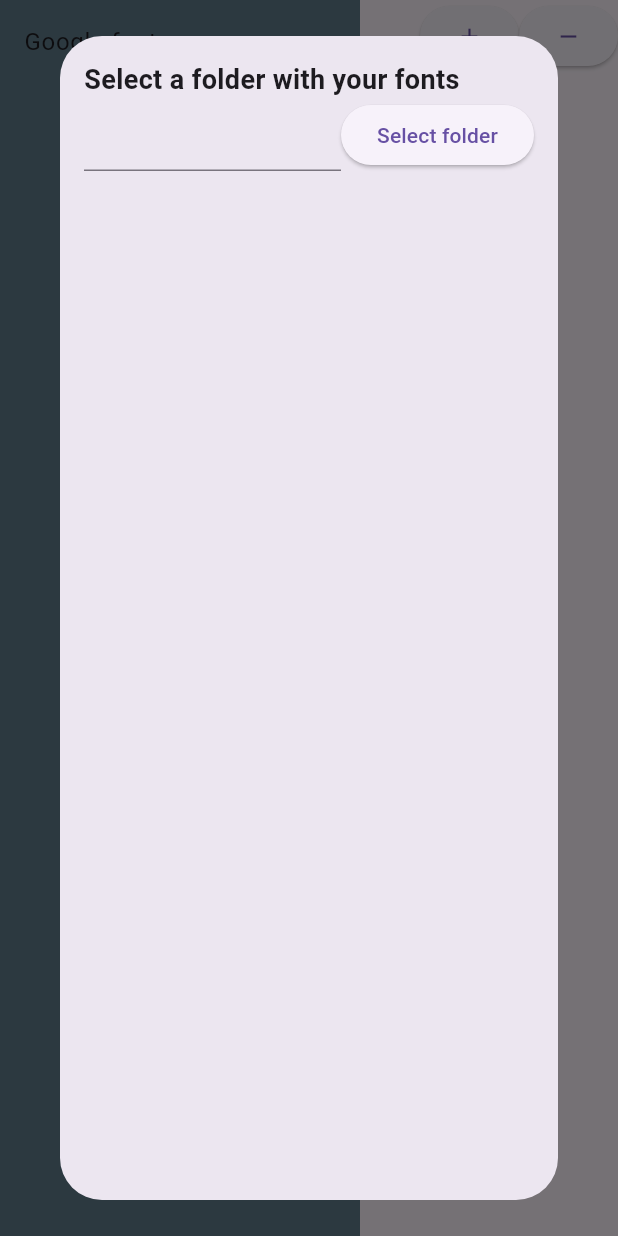
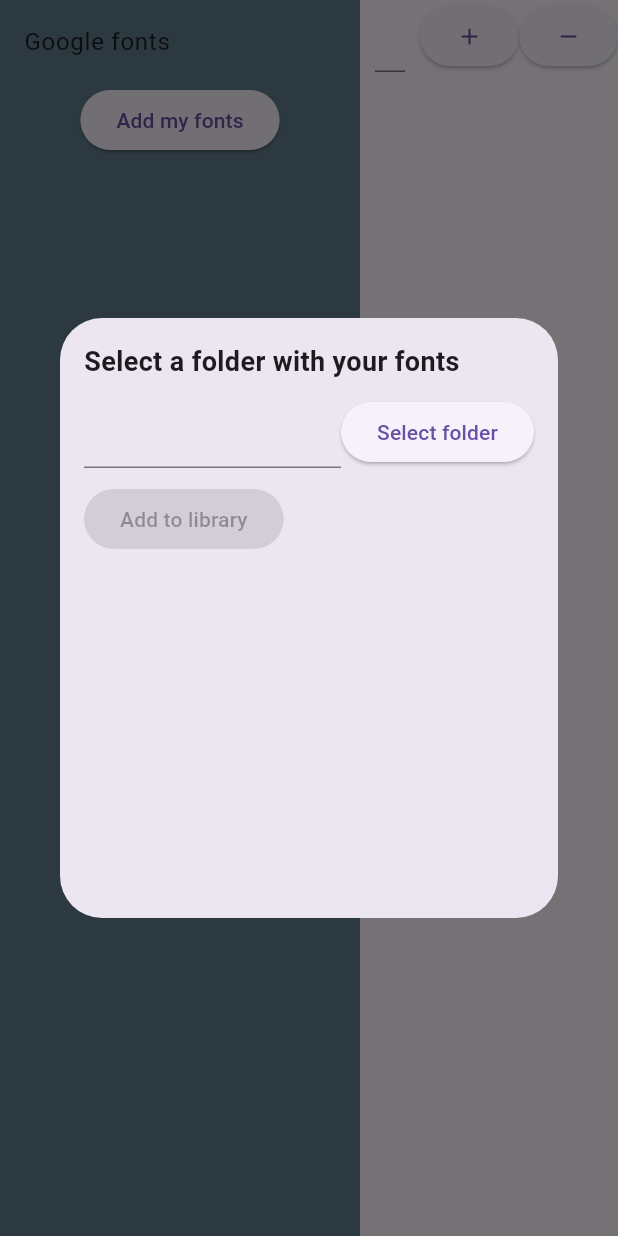
Before and after one commit to lohanidamodar/font_previewer, a Flutter app: the screen it shows after launch, after a tap on "Add my fonts", on a phone screen of 412 x 824 dp. Run offline on Flutter 3.47's test engine with Material 3 defaults, Android fonts, the phone set to English and light mode, and no system bars; our stand-ins replace file_picker, google_fonts, shared_preferences.

Commit message:
add and display local fonts

```diff
--- /dev/null
+++ b/lib/models/font_family.dart
@@ -0,0 +1,11 @@
+class FontFamily {
+  final String name;
+  final String path;
+  final bool isLocal;
+
+  FontFamily({
+    required this.name,
+    required this.path,
+    this.isLocal = true,
+  });
+}
--- a/lib/widgets/font_picker_dialog.dart
+++ b/lib/widgets/font_picker_dialog.dart
@@ -1,7 +1,10 @@
+import 'dart:convert';
 import 'dart:io';
 
 import 'package:flutter/material.dart';
 import 'package:file_picker/file_picker.dart';
+import 'package:path/path.dart' as p;
+import 'package:shared_preferences/shared_preferences.dart';
 
 class FontPickerDialog extends StatefulWidget {
   const FontPickerDialog({super.key});
@@ -12,6 +15,8 @@ class FontPickerDialog extends StatefulWidget {
 
 class _FontPickerDialogState extends State<FontPickerDialog> {
   late TextEditingController _controller;
+  String name = '';
+  List<String> fontFiles = [];
   @override
   void initState() {
     super.initState();
@@ -22,15 +27,39 @@ class _FontPickerDialogState extends State<FontPickerDialog> {
     final selectedDirectory = await FilePicker.platform
         .getDirectoryPath(dialogTitle: 'Select folder containing your fonts');
     if (selectedDirectory != null) {
-      // load fonts in the directory
       _controller.text = selectedDirectory;
       final dir = Directory.fromUri(Uri.file(selectedDirectory));
       final items = dir.listSync(recursive: true);
+      name = p.basename(dir.path);
+      setState(() {
+        fontFiles = [];
+      });
       for (final item in items) {
         if (item.statSync().type == FileSystemEntityType.file) {
-          print(item.path);
+          final file = File.fromUri(item.uri);
+          final extension = p.extension(item.path);
+          if (extension != '.ttf' && extension != '.otf') {
+            continue;
+          }
+          fontFiles.add(file.path);
         }
+        setState(() {});
       }
+    }
+  }
+
+  addTolibrary() async {
+    final sp = await SharedPreferencesWithCache.create(
+        cacheOptions: SharedPreferencesWithCacheOptions());
+    final existing = sp.getString('font_library');
+    final fontLibrary = jsonDecode(existing ?? '{}');
+    fontLibrary[DateTime.now().millisecondsSinceEpoch.toString()] = {
+      'name': name,
+      'fonts': fontFiles
+    };
+    sp.setString('font_library', jsonEncode(fontLibrary));
+    if (mounted) {
+      Navigator.pop(context, true);
     }
   }
 
@@ -38,6 +67,8 @@ class _FontPickerDialogState extends State<FontPickerDialog> {
   Widget build(BuildContext context) {
     return Container(
       padding: EdgeInsets.all(16.0),
+      width: 500,
+      height: 400,
       child: Column(
         crossAxisAlignment: CrossAxisAlignment.start,
         children: [
@@ -45,6 +76,7 @@ class _FontPickerDialogState extends State<FontPickerDialog> {
             "Select a folder with your fonts",
             style: TextStyle(fontWeight: FontWeight.bold, fontSize: 18.0),
           ),
+          const SizedBox(height: 10.0),
           Row(
             children: [
               Expanded(
@@ -55,7 +87,13 @@ class _FontPickerDialogState extends State<FontPickerDialog> {
                 child: Text("Select folder"),
               ),
             ],
-          )
+          ),
+          const SizedBox(height: 10.0),
+          ElevatedButton(
+            onPressed:
+                name.isNotEmpty && fontFiles.isNotEmpty ? addTolibrary : null,
+            child: Text("Add to library"),
+          ),
         ],
       ),
     );
--- a/lib/widgets/font_preview_container.dart
+++ b/lib/widgets/font_preview_container.dart
@@ -1,8 +1,9 @@
 import 'package:flutter/material.dart';
+import 'package:font_previewer/models/font_family.dart';
 import 'package:font_previewer/widgets/font_preview_list.dart';
 
 class FontPreviewContainer extends StatefulWidget {
-  final Iterable<String> fontFamilies;
+  final Iterable<FontFamily> fontFamilies;
   const FontPreviewContainer({super.key, required this.fontFamilies});
 
   @override
--- a/lib/widgets/font_type_list.dart
+++ b/lib/widgets/font_type_list.dart
@@ -1,5 +1,8 @@
+import 'dart:convert';
+
 import 'package:flutter/material.dart';
 import 'package:font_previewer/widgets/font_picker_dialog.dart';
+import 'package:shared_preferences/shared_preferences.dart';
 
 typedef OnTapFontType = Function(String);
 
@@ -12,6 +15,21 @@ class FontTypeList extends StatefulWidget {
 }
 
 class _FontTypeListState extends State<FontTypeList> {
+  Map<String, dynamic> fontLibrary = {};
+  @override
+  void initState() {
+    super.initState();
+    getFontLibraries();
+  }
+
+  getFontLibraries() async {
+    final sp = await SharedPreferencesWithCache.create(
+        cacheOptions: SharedPreferencesWithCacheOptions());
+    final existing = sp.getString('font_library');
+    fontLibrary = jsonDecode(existing ?? '{}');
+    setState(() {});
+  }
+
   @override
   Widget build(BuildContext context) {
     return ListView(
@@ -20,16 +38,24 @@ class _FontTypeListState extends State<FontTypeList> {
           title: Text("Google fonts"),
           onTap: () => widget.onTapFontType('google'),
         ),
+        ...fontLibrary.keys.map((key) => ListTile(
+              key: ValueKey(key),
+              title: Text(fontLibrary[key]['name'] ?? ''),
+              onTap: () => widget.onTapFontType(key),
+            )),
         Center(
           child: ElevatedButton(
-              onPressed: () {
-                showDialog(
+              onPressed: () async {
+                final added = await showDialog(
                     context: context,
                     builder: (context) {
                       return Dialog(
                         child: FontPickerDialog(),
                       );
                     });
+                if (added ?? false) {
+                  getFontLibraries();
+                }
               },
               child: Text("Add my fonts")),
         ),
--- a/pubspec.yaml
+++ b/pubspec.yaml
@@ -11,6 +11,8 @@ dependencies:
     sdk: flutter
   file_picker: ^8.3.1
   google_fonts: ^6.2.1
+  path: ^1.9.0
+  shared_preferences: ^2.5.1
 
 dev_dependencies:
   flutter_test:
```
Also changed, not shown: lib/screens/home_desktop.dart (+43 -3 lines), lib/widgets/font_preview_list.dart (+27 -7 lines), pubspec.lock, 1 other file.
